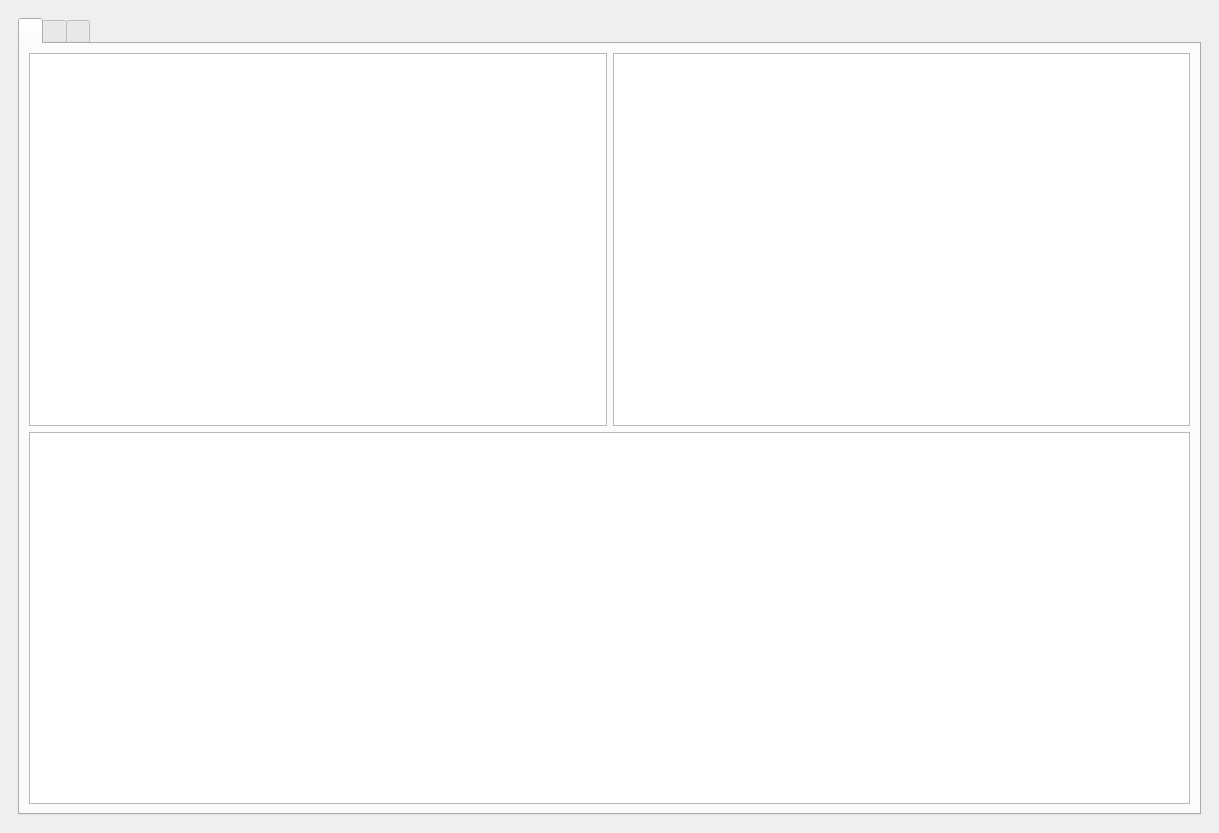
Qt form ui/mainwindow_crypto.ui (LostPy/poo-cryptoApp) before a commit.
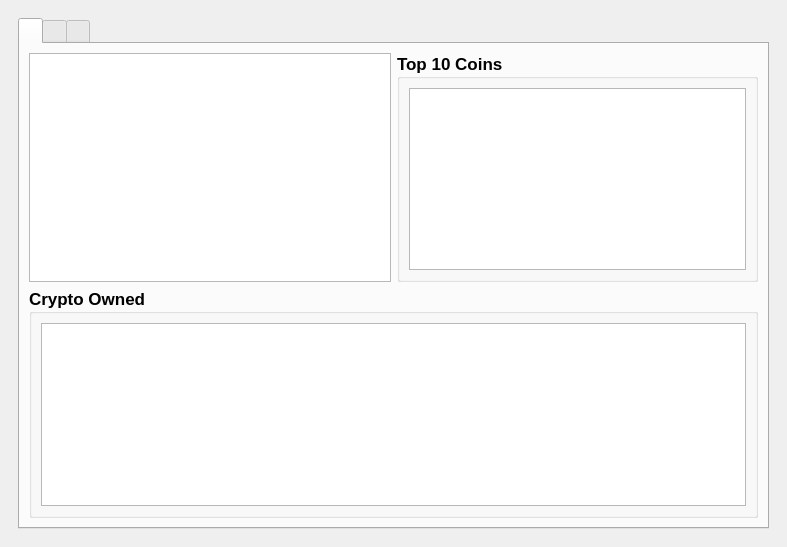
The same form after that commit. The open tabs and pages were chosen to show the change. Icons and pictures are not drawn. Custom widgets are drawn as their Qt base class.

The edit to the form file:
```diff
--- a/ui/mainwindow_crypto.ui
+++ b/ui/mainwindow_crypto.ui
@@ -6,8 +6,8 @@
    <rect>
     <x>0</x>
     <y>0</y>
-    <width>1219</width>
-    <height>833</height>
+    <width>787</width>
+    <height>547</height>
    </rect>
   </property>
   <property name="windowTitle">
@@ -50,17 +50,46 @@
            <attribute name="title">
             <string/>
            </attribute>
-           <layout class="QVBoxLayout" name="verticalLayout_6">
+           <layout class="QVBoxLayout" name="verticalLayout_24">
+            <item>
+             <layout class="QVBoxLayout" name="verticalLayout_23">
             <item>
              <layout class="QHBoxLayout" name="horizontalLayout_6">
               <item>
                <widget class="PortfolioChart" name="portfolio_chart"/>
               </item>
               <item>
+                 <widget class="QGroupBox" name="groupBox_4">
+                  <property name="font">
+                   <font>
+                    <pointsize>13</pointsize>
+                    <bold>true</bold>
+                   </font>
+                  </property>
+                  <property name="title">
+                   <string>Top 10 Coins</string>
+                  </property>
+                  <layout class="QVBoxLayout" name="verticalLayout_22">
+                   <item>
                <widget class="QListWidget" name="listWidget_top10"/>
               </item>
              </layout>
-            </item>
+                 </widget>
+                </item>
+               </layout>
+              </item>
+              <item>
+               <widget class="QGroupBox" name="groupBox_3">
+                <property name="font">
+                 <font>
+                  <pointsize>13</pointsize>
+                  <bold>true</bold>
+                 </font>
+                </property>
+                <property name="title">
+                 <string>Crypto Owned</string>
+                </property>
+                <layout class="QVBoxLayout" name="verticalLayout_6">
             <item>
              <widget class="QListWidget" name="listWidget_fav">
               <property name="movement">
@@ -73,6 +102,11 @@
             </item>
            </layout>
           </widget>
+              </item>
+             </layout>
+            </item>
+           </layout>
+          </widget>
           <widget class="QWidget" name="tab">
            <attribute name="icon">
             <iconset resource="../ressources/icons.qrc">
```
Left out of the diff: 6 changed lines with no effect on the pictures. Lines whose indentation alone changed are shown as unchanged.
